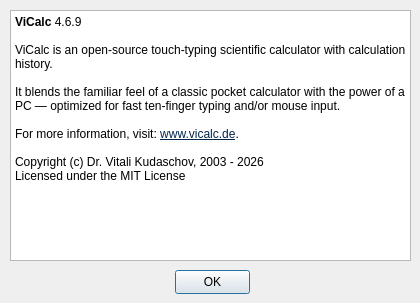
Qt form vicalc/ui/about_dialog.ui (Kudaschov/ViCalc) before a commit.
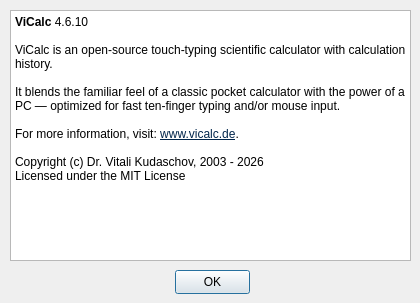
The same form after that commit.

What changed in the file:
```diff
--- a/vicalc/ui/about_dialog.ui
+++ b/vicalc/ui/about_dialog.ui
@@ -43,7 +43,7 @@
 li.unchecked::marker { content: &quot;\2610&quot;; }
 li.checked::marker { content: &quot;\2612&quot;; }
 &lt;/style&gt;&lt;/head&gt;&lt;body style=&quot; font-family:'Segoe UI'; font-size:9pt; font-weight:400; font-style:normal;&quot;&gt;
-&lt;p style=&quot; margin-top:0px; margin-bottom:0px; margin-left:0px; margin-right:0px; -qt-block-indent:0; text-indent:0px;&quot;&gt;&lt;span style=&quot; font-weight:700;&quot;&gt;ViCalc &lt;/span&gt;4.6.9&lt;/p&gt;
+&lt;p style=&quot; margin-top:0px; margin-bottom:0px; margin-left:0px; margin-right:0px; -qt-block-indent:0; text-indent:0px;&quot;&gt;&lt;span style=&quot; font-weight:700;&quot;&gt;ViCalc &lt;/span&gt;4.6.10&lt;/p&gt;
 &lt;p style=&quot;-qt-paragraph-type:empty; margin-top:0px; margin-bottom:0px; margin-left:0px; margin-right:0px; -qt-block-indent:0; text-indent:0px;&quot;&gt;&lt;br /&gt;&lt;/p&gt;
 &lt;p style=&quot; margin-top:0px; margin-bottom:0px; margin-left:0px; margin-right:0px; -qt-block-indent:0; text-indent:0px;&quot;&gt;ViCalc is an open-source touch-typing scientific calculator with calculation history.&lt;/p&gt;
 &lt;p style=&quot;-qt-paragraph-type:empty; margin-top:0px; margin-bottom:0px; margin-left:0px; margin-right:0px; -qt-block-indent:0; text-indent:0px;&quot;&gt;&lt;br /&gt;&lt;/p&gt;
```
